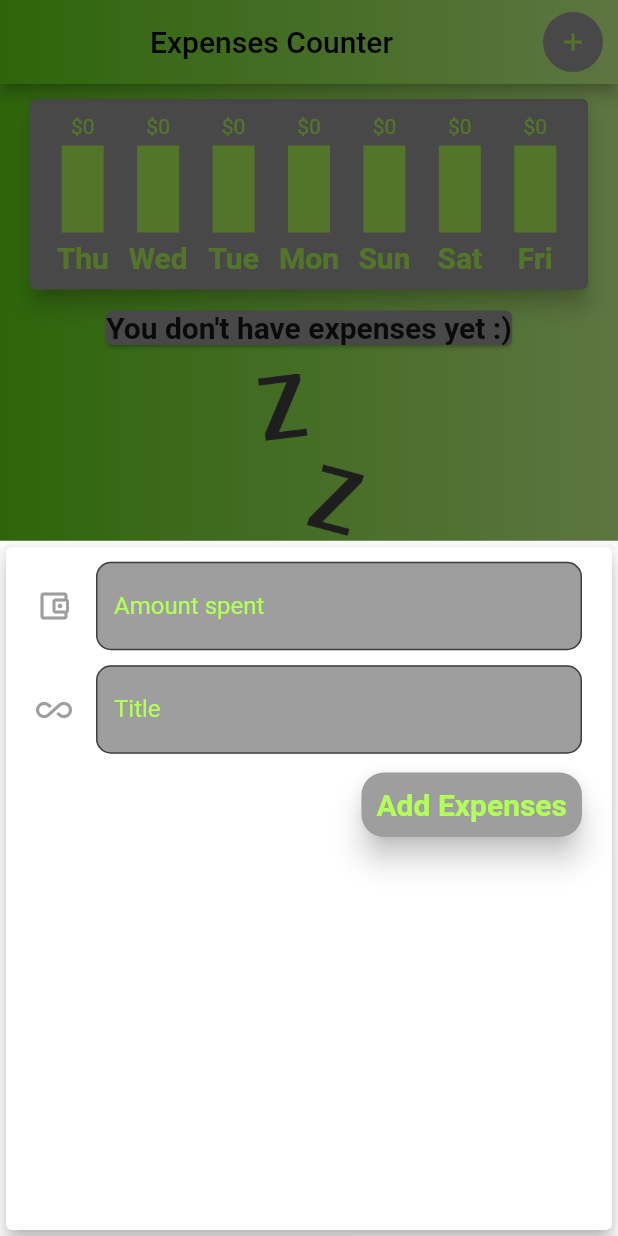
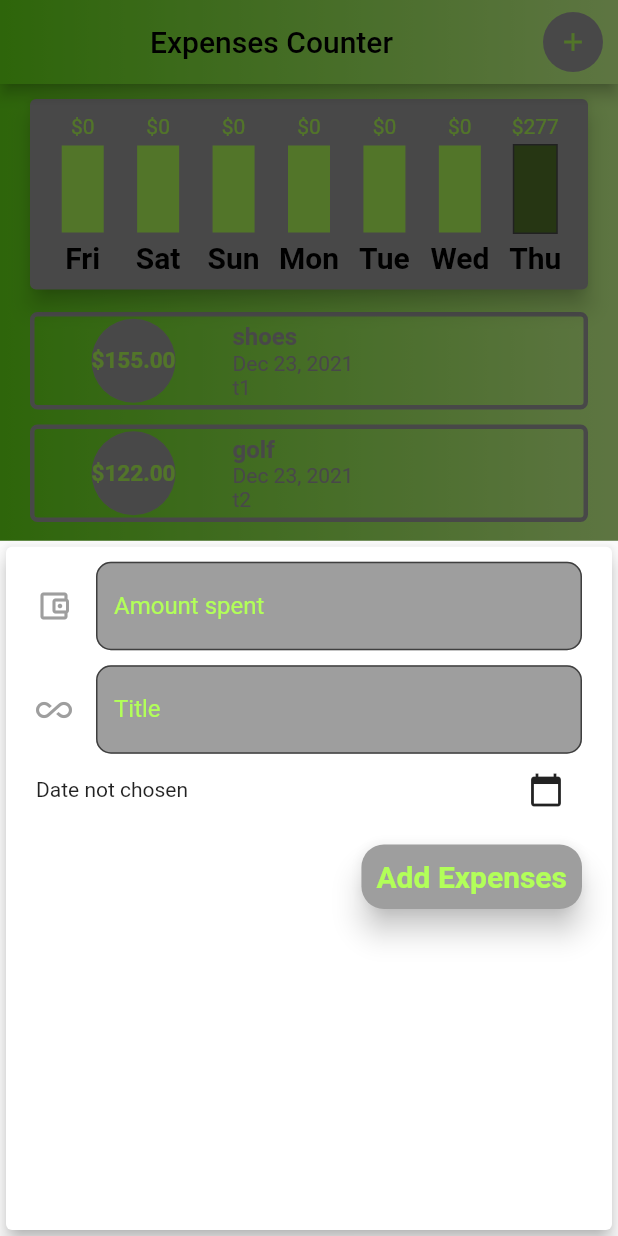
Before and after one commit to budda24/counting_expenses, a Flutter app: the screen it shows after launch, after a tap on the "add" icon, on a phone screen of 412 x 824 dp. Run offline on Flutter 3.47's test engine with Material 2 defaults, Android fonts, the phone set to English and light mode, and no system bars.

Commit message:
feat: date picker

```diff
--- a/lib/const/const.dart
+++ b/lib/const/const.dart
@@ -7,6 +7,10 @@ final kMainColorShade = Colors.lightGreenAccent.shade50;
 const kWhiteColor = Colors.white;
 
 const kTextTitle = TextStyle(fontSize: 20, fontWeight: FontWeight.bold);
+const kTextinformation = TextStyle(fontSize: 10);
+
+
+
 const kMainMargin = EdgeInsets.symmetric(vertical: 10, horizontal: 20);
 
 const kBoxLinearGradient = BoxDecoration(
--- a/lib/main.dart
+++ b/lib/main.dart
@@ -5,7 +5,7 @@ import 'package:flutter_complete_guide/widgets/IconPlusButton.dart';
 import 'package:flutter_complete_guide/widgets/chart.dart';
 import 'package:flutter_complete_guide/widgets/transaction_list.dart';
 import 'models/transaction.dart';
-import 'widgets/chart_bar.dart';
+
 import 'widgets/new_transaction.dart';
 
 void main() => runApp(MyApp());
@@ -41,13 +41,12 @@ class _MyHomePageState extends State<MyHomePage> {
 
   /*List whitch will be passed to the transaction list constructor*/
   static final List<Transaction> _listTransactions = [
-    /*Transaction(amount: 155.00, date: DateTime.now(), id: 't1', title: 'shoes'),
-    Transaction(amount: 122, date: DateTime.now(), id: 't2', title: 'golf')*/
+    Transaction(amount: 155.00, date: DateTime.now(), id: 't1', title: 'shoes'),
+    Transaction(amount: 122, date: DateTime.now(), id: 't2', title: 'golf')
   ];
 
   /*List of transaction this week to pass to the chard constructor*/
   List<Transaction> get _currentListTransactions {
-
     return _listTransactions.where((element) {
       print('_listTransactions called');
       /*add only this which hapanned to 7 dayes ago */
@@ -59,20 +58,33 @@ class _MyHomePageState extends State<MyHomePage> {
     }).toList();
   }
 
-  /*to lift stateUp From new_transaction*/
-  void _addNewTransaction(String txTitle, double txAmount) {
+  /*to lift stateUp From new_transaction to add one*/
+  int indexId = 1;
 
+  void _addNewTransaction(String txTitle, double txAmount, DateTime date) {
     var tmpTx = Transaction(
-        amount: txAmount, title: txTitle, date: DateTime.now(), id: 't1');
+        amount: txAmount,
+        title: txTitle,
+        date: date,
+        id: 'transaction: $indexId');
+    indexId++;
     setState(() {
       _listTransactions.add(tmpTx);
     });
     Navigator.of(context).pop();
   }
 
+  /*to lift stateUp From new_transaction to delete one*/
+/*  void _deleteTransaction(String id) {
+    setState(
+      () {
+        _listTransactions.removeWhere((element) => element.id == id);
+      },
+    );
+  }*/
+
   @override
   Widget build(BuildContext context) {
-
     return Container(
       decoration: kBoxLinearGradient,
       child: Scaffold(
@@ -106,6 +118,7 @@ class _MyHomePageState extends State<MyHomePage> {
                 listOfTransactionl: _currentListTransactions,
               ),
               TransactionList(
+                /*lfDeleteTransaction: _deleteTransaction,*/
                 listTransactions: _listTransactions,
               ),
             ],
--- a/lib/widgets/chart.dart
+++ b/lib/widgets/chart.dart
@@ -31,9 +31,10 @@ class Chart extends StatelessWidget {
         /*from package Intl format DateTime object to dayes*/
         'day': DateFormat.E().format(weekDay),
       };
-    });
+    }).reversed.toList();
   }
 
+  /*creating the list of widgets chart*/
   List<Widget> get listOfCharts {
     List<Widget> tmpList = [];
     if (grupedTransactionValues.isNotEmpty) {
--- a/lib/widgets/chart_bar.dart
+++ b/lib/widgets/chart_bar.dart
@@ -8,18 +8,20 @@ class ChartBar extends StatelessWidget {
     required this.lable,
     required this.spendedamount,
     required this.totalSpendedamount,
+    /*required this.dateTime,*/
   }) : super(key: key);
 
   final String lable;
   final double spendedamount;
   final double totalSpendedamount;
+  /*final DateTime dateTime;*/
 
   @override
   Widget build(BuildContext context) {
     return Column(
       children: [
         Container(
-          /*height: 20,*/
+
           child: FittedBox(
             child: Text(
               '\$${spendedamount.toStringAsFixed(0)}',
@@ -61,7 +63,7 @@ class ChartBar extends StatelessWidget {
         ),
         Text(
           lable,
-          style: kTextTitle.copyWith(color: kMainColor),
+          style: kTextTitle.copyWith(color: kBlackColor),
         )
       ],
     );
--- a/lib/widgets/new_transaction.dart
+++ b/lib/widgets/new_transaction.dart
@@ -1,29 +1,55 @@
 import 'package:flutter/material.dart';
 import '../const/const.dart';
+import 'package:intl/intl.dart';
 
-class NewTransaction extends StatelessWidget {
-  const NewTransaction({Key? key, required this.getTransactionList})
+class NewTransaction extends StatefulWidget {
+  NewTransaction({Key? key, required this.getTransactionList})
       : super(key: key);
   final Function getTransactionList;
 
   static final TextEditingController titleControler = TextEditingController();
   static final TextEditingController amountControler = TextEditingController();
 
+  @override
+  State<NewTransaction> createState() => _NewTransactionState();
+}
+
+class _NewTransactionState extends State<NewTransaction> {
+
+  /*data picker*/
+  DateTime? chosenDate;
+  Future<void> selectDate(BuildContext context) async {
+    /*for the purpous to use it in condition if null on widget tree*/
+    chosenDate = DateTime.now();
+
+    final DateTime? pickedDate = await showDatePicker(
+      context: context,
+      initialDate: DateTime.now(),
+      firstDate: DateTime.now().subtract(Duration(days: 7)),
+      lastDate: DateTime.now(),
+    );
+    if (pickedDate != null && pickedDate != chosenDate) {
+      setState(() {
+        chosenDate = pickedDate;
+      });
+    }
+  }
+
   void submitData() {
-    final transactionTitle = titleControler.text;
-    final transactionAmount =
-        double.parse(amountControler.text);
+    final transactionTitle = NewTransaction.titleControler.text;
+    final transactionAmount = double.parse(NewTransaction.amountControler.text);
     if (transactionTitle.isEmpty || transactionAmount <= 0) {
       return;
     }
 
     /*lift input data to the main*/
-    getTransactionList(
+    widget.getTransactionList(
       transactionTitle,
       transactionAmount,
+      chosenDate,
     );
-    titleControler.clear();
-    amountControler.clear();
+    NewTransaction.titleControler.clear();
+    NewTransaction.amountControler.clear();
   }
 
   @override
@@ -37,7 +63,7 @@ class NewTransaction extends StatelessWidget {
           children: [
             TextField(
               keyboardType: TextInputType.number,
-              controller: amountControler,
+              controller: NewTransaction.amountControler,
               onSubmitted: (_) => submitData(),
               decoration: InputDecoration(
                 border: OutlineInputBorder(
@@ -59,7 +85,7 @@ class NewTransaction extends StatelessWidget {
               height: 10,
             ),
             TextField(
-              controller: titleControler,
+              controller: NewTransaction.titleControler,
               onSubmitted: (_) => submitData(),
               decoration: InputDecoration(
                 border: OutlineInputBorder(
@@ -76,6 +102,28 @@ class NewTransaction extends StatelessWidget {
                   style: TextStyle(color: kMainColor),
                 ),
               ),
+            ),
+            Row(
+              mainAxisAlignment: MainAxisAlignment.spaceBetween,
+              children: [
+                chosenDate == null
+                    ? Flexible(
+                        child: Text(
+                          'Date not chosen',
+                        ),
+                      )
+                    : Flexible(
+                        child: FittedBox(
+                          child: Text(
+                            'Your chosen date ${DateFormat.yMd().format(chosenDate ??= DateTime.now())}',
+                          ),
+                        ),
+                      ),
+                IconButton(
+                    /*alignment: Alignment.centerRight,*/
+                    onPressed: () => selectDate(context),
+                    icon: Icon(Icons.calendar_today)),
+              ],
             ),
             SizedBox(
               height: 10,
--- a/lib/widgets/transaction_list.dart
+++ b/lib/widgets/transaction_list.dart
@@ -4,9 +4,10 @@ import 'package:flutter_complete_guide/models/transaction.dart';
 import 'package:intl/intl.dart';
 
 class TransactionList extends StatelessWidget {
-  TransactionList({required this.listTransactions});
+  TransactionList({required this.listTransactions,/* required this.lfDeleteTransaction*/});
 
   final List<Transaction> listTransactions;
+  /*final Function lfDeleteTransaction;*/
 
   @override
   Widget build(BuildContext context) {
@@ -39,39 +40,38 @@ class TransactionList extends StatelessWidget {
               itemCount: listTransactions.length,
               /*ctx = context*/
               itemBuilder: (ctx, index) {
-                return Card(
-                  color: kGreColor,
-                  child: Row(
-                    children: <Widget>[
-                      Container(
-                        margin: kMainMargin,
-                        decoration: BoxDecoration(
-                          color: kGreColor,
-                          border: Border.all(
-                            color: kMainColor,
-                            width: 2,
-                          ),
-                        ),
-                        padding: EdgeInsets.all(10),
+                return Container(
+                  margin:
+                      const EdgeInsets.symmetric(horizontal: 20, vertical: 5),
+                  /*padding: const EdgeInsets.only(top: 8.0),*/
+                  child: ListTile(
+                    shape: RoundedRectangleBorder(
+                        borderRadius: BorderRadius.circular(5.0),
+                        side: BorderSide(width: 3, color: kGreColor)),
+                    leading: CircleAvatar(
+                      radius: 50,
+                      backgroundColor: kGreColor,
+                      child: FittedBox(
                         child: Text(
                           '\$${listTransactions[index].amount.toStringAsFixed(2)}',
                           style: TextStyle(
                             fontWeight: FontWeight.bold,
-                            fontSize: 20,
+                            fontSize: 15,
                             color: kMainColor,
                           ),
                         ),
                       ),
-                      Column(
+                    ),
+                    title: Text(
+                      listTransactions[index].title,
+                      style: TextStyle(
+                          fontSize: 16,
+                          fontWeight: FontWeight.bold,
+                          color: kGreColor),
+                    ),
+                    subtitle: Column(
                         crossAxisAlignment: CrossAxisAlignment.start,
-                        children: <Widget>[
-                          Text(
-                            listTransactions[index].title,
-                            style: TextStyle(
-                                fontSize: 16,
-                                fontWeight: FontWeight.bold,
-                                color: kMainColor),
-                          ),
+                        children: [
                           Text(
                             DateFormat.yMMMd()
                                 .format(listTransactions[index].date),
@@ -79,9 +79,19 @@ class TransactionList extends StatelessWidget {
                               color: kGreColor,
                             ),
                           ),
-                        ],
-                      ),
-                    ],
+                          Text(
+                            '${listTransactions[index].id}',
+                            style: TextStyle(
+                              color: kGreColor,
+                            ),
+                          ),
+                        ]),
+                    /*trailing: IconButton(
+                      onPressed:() => lfDeleteTransaction(listTransactions[index].id),
+                        icon: Icon(
+                      Icons.auto_delete,
+                      color: kGreColor,
+                    )),*/
                   ),
                 );
               },
@@ -89,3 +99,40 @@ class TransactionList extends StatelessWidget {
     );
   }
 }
+
+class ggggg extends StatelessWidget {
+  ggggg({Key? key}) : super(key: key);
+
+  static final List<Transaction> listTransactions = [
+    Transaction(amount: 155.00, date: DateTime.now(), id: 't1', title: 'shoes'),
+    Transaction(amount: 122, date: DateTime.now(), id: 't2', title: 'golf')
+  ];
+
+  @override
+  Widget build(BuildContext context) {
+    return ListView.builder(
+      itemCount: listTransactions.length,
+/*ctx = context*/
+      itemBuilder: (ctx, index) {
+        return Card(
+          color: kGreColor,
+          child: Row(
+            children: <Widget>[
+              Column(
+                crossAxisAlignment: CrossAxisAlignment.start,
+                children: <Widget>[
+                  Text(
+                    DateFormat.yMMMd().format(listTransactions[index].date),
+                    style: TextStyle(
+                      color: kGreColor,
+                    ),
+                  ),
+                ],
+              ),
+            ],
+          ),
+        );
+      },
+    );
+  }
+}
```
Also changed, not shown: lib/widgets/data_picker.dart (added).
